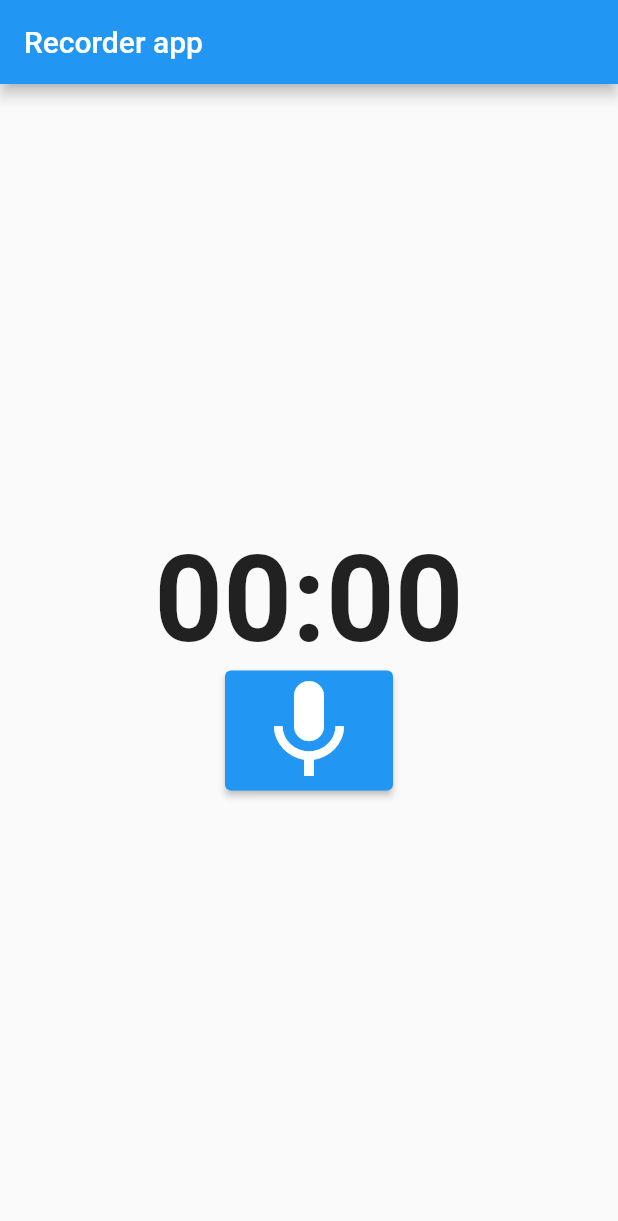
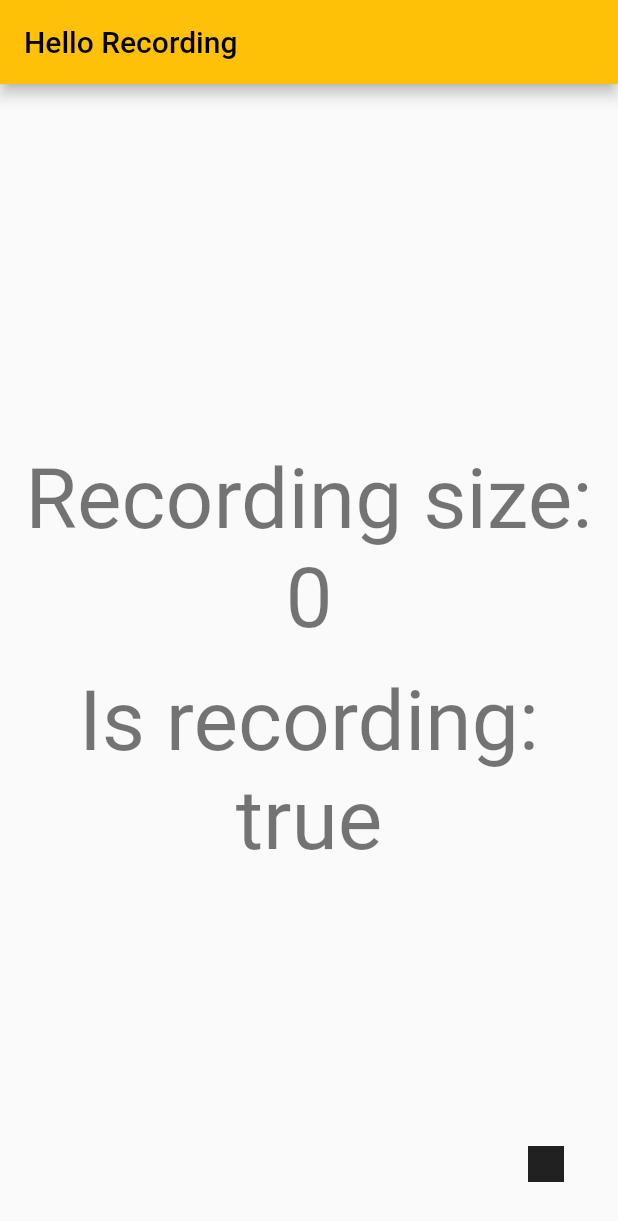
Before and after one commit to kassfir/audio_recorder_app, a Flutter app: the screen it shows after launch, after a tap on the "mic" icon, on a phone screen of 412 x 824 dp. Shown: the top 1221 px of the screen. Run offline on Flutter 3.47's test engine with Material 2 defaults, Android fonts, the phone set to English and light mode, and no system bars; missing offline and left inert: mic_stream.

Commit message:
Streaming mic data to list and rendering  length

```diff
--- a/lib/main.dart
+++ b/lib/main.dart
@@ -1,138 +1,125 @@
-import 'dart:developer';
-import 'dart:io';
+import 'dart:async';
+import 'dart:math';
+import 'dart:core';
 
+import 'package:flutter/widgets.dart';
 import 'package:flutter/material.dart';
-import 'package:flutter_sound/flutter_sound.dart';
-import 'package:permission_handler/permission_handler.dart';
+import 'package:flutter/rendering.dart';
 
-void main() {
-  runApp(const MyApp());
+import 'package:mic_stream/mic_stream.dart';
+
+enum Command {
+  start,
+  stop,
+  change,
 }
 
-class MyApp extends StatelessWidget {
-  const MyApp({Key? key}) : super(key: key);
+const AUDIO_FORMAT = AudioFormat.ENCODING_PCM_16BIT;
 
-  // This widget is the root of your application.
+void main() => runApp(MicStreamExampleApp());
+
+class MicStreamExampleApp extends StatelessWidget {
+  const MicStreamExampleApp({Key? key}) : super(key: key);
+
   @override
   Widget build(BuildContext context) {
     return MaterialApp(
-      title: 'Flutter Demo',
-      theme: ThemeData(
-        primarySwatch: Colors.blue,
-      ),
-      home: const RecorderPage(),
-    );
+        title: 'Barebones recording test',
+        theme: ThemeData(
+          colorScheme: ColorScheme.fromSwatch(
+            primarySwatch: Colors.amber,
+            brightness: Brightness.light,
+            accentColor: Colors.blue,
+          ),
+        ),
+        home: MicStreamPage());
   }
 }
 
-class RecorderPage extends StatefulWidget {
-  const RecorderPage({Key? key}) : super(key: key);
+class MicStreamPage extends StatefulWidget {
+  const MicStreamPage({Key? key}) : super(key: key);
 
   @override
-  State<RecorderPage> createState() => _RecorderPageState();
+  State<MicStreamPage> createState() => MicStreamPageState();
 }
 
-class _RecorderPageState extends State<RecorderPage> {
-  final recorder = FlutterSoundRecorder();
-  bool isRecorderReady = false;
+class MicStreamPageState extends State<MicStreamPage> {
+  bool _isRecording = false;
+  bool _isInitializing = true;
+  Stream<List<int>>? stream;
+  List<int> _bytes = [];
 
-  stopRecording() async {
-    if (!isRecorderReady) {
-      return;
-    }
+  StreamSubscription<List<int>>? streamSubscription;
 
-    final path = await recorder.stopRecorder();
-    final audioFile = File(path!);
-
-    log(audioFile.uri.path);
-
-    log('recorded audio: $audioFile');
-  }
-
-  startRecording() async {
-    if (!isRecorderReady) {
-      return;
-    }
-
-    await recorder.startRecorder(toFile: 'audio');
+  @override
+  void initState() {
+    super.initState();
   }
 
   @override
-  void initState() {
-    initRecorder();
-    super.initState();
+  void didChangeDependencies() async {
+    if (_isInitializing) {
+      stream = await MicStream.microphone(sampleRate: 44100);
+      streamSubscription = stream!.listen((samples) {
+        if (_isRecording) {
+          _bytes.addAll(samples);
+          setState(() {});
+        }
+        ;
+      });
+
+      setState(() {
+        _isInitializing = true;
+      });
+    }
+    super.didChangeDependencies();
   }
 
-  initRecorder() async {
-    final status = await Permission.microphone.request();
-
-    if (status != PermissionStatus.granted) {
-      throw 'Microphone permission was not granted';
-    }
-
-    await recorder.openRecorder();
-    isRecorderReady = true;
-
-    recorder.setSubscriptionDuration(
-      const Duration(milliseconds: 500),
-    );
+  void _startRecording() {
+    _bytes.clear();
+    _isRecording = true;
+    setState(() {});
   }
 
-  @override
-  void dispose() {
-    recorder.closeRecorder();
-    super.dispose();
+  void _stopRecording() {
+    _isRecording = false;
+    setState(() {});
   }
 
   @override
   Widget build(BuildContext context) {
-    return (Scaffold(
+    return Scaffold(
       appBar: AppBar(
-        title: Text('Recorder app'),
+        title: Text('Hello Recording'),
       ),
-      body: Center(
+      body: SizedBox(
+        width: MediaQuery.of(context).size.width,
+        height: MediaQuery.of(context).size.height,
         child: Column(
+          crossAxisAlignment: CrossAxisAlignment.center,
           mainAxisAlignment: MainAxisAlignment.center,
           children: [
-            StreamBuilder<RecordingDisposition>(
-              stream: recorder.onProgress,
-              builder: ((context, snapshot) {
-                final duration =
-                    snapshot.hasData ? snapshot.data!.duration : Duration.zero;
-
-                String twoDigits(int n) => n.toString().padLeft(2, "0");
-
-                final twoDigitMinutes =
-                    twoDigits(duration.inMinutes.remainder(60));
-
-                final twoDigitSeconds =
-                    twoDigits(duration.inSeconds.remainder(60));
-
-                return (Center(
-                  child: Text(
-                    '$twoDigitMinutes:$twoDigitSeconds',
-                    style: const TextStyle(
-                      fontSize: 80,
-                      fontWeight: FontWeight.bold,
-                    ),
-                  ),
-                ));
-              }),
+            Text(
+              'Recording size: ${_bytes.length}',
+              style: Theme.of(context).textTheme.headline2,
+              textAlign: TextAlign.center,
             ),
-            ElevatedButton(
-              child: Icon(
-                recorder.isRecording ? Icons.stop : Icons.mic,
-                size: 80,
-              ),
-              onPressed: () async {
-                recorder.isRecording
-                    ? await stopRecording()
-                    : await startRecording();
-              },
+            SizedBox(
+              height: 16.0,
+            ),
+            Text(
+              'Is recording: $_isRecording',
+              style: Theme.of(context).textTheme.headline2,
+              textAlign: TextAlign.center,
             ),
           ],
         ),
       ),
-    ));
+      floatingActionButton: IconButton(
+        icon: _isRecording ? Icon(Icons.stop) : Icon(Icons.mic),
+        onPressed: () => _isRecording ? _stopRecording() : _startRecording(),
+        iconSize: 48.0,
+      ),
+    );
   }
 }
```
Also changed, not shown: 1 other file.
